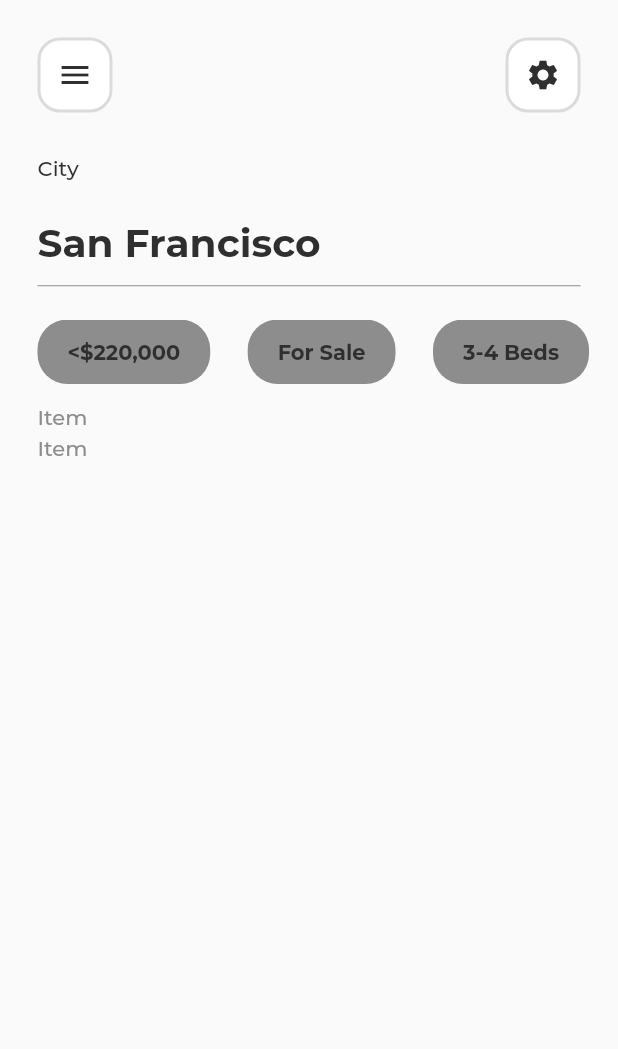
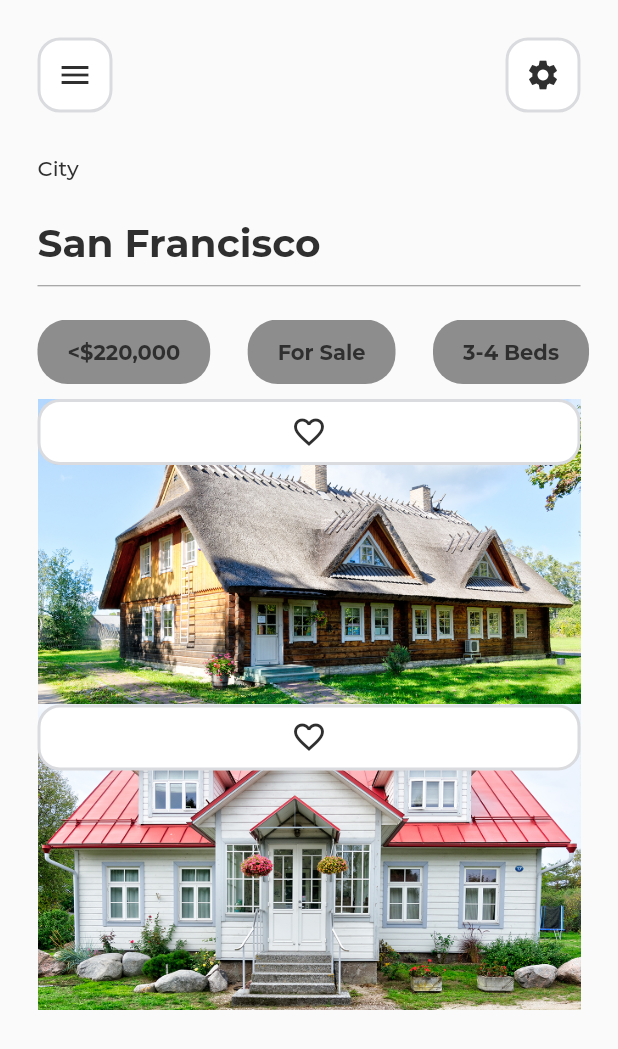
Before and after one commit to madeshv5543/first_flutter, a Flutter app: the screen it shows after launch, on a phone screen of 412 x 824 dp. Shown: the top 1049 px of the screen. Run offline on Flutter 3.47's test engine with Material 2 defaults, Android fonts, the phone set to English and light mode, and no system bars.

```diff
--- a/lib/screens/LandingPage.dart
+++ b/lib/screens/LandingPage.dart
@@ -59,7 +59,7 @@ class LandingPage extends StatelessWidget {
                   child: ListView.builder(
                     itemCount: RE_DATA.length,
                     itemBuilder: (context, index) {
-                      return Text("Item");
+                      return RealEstateItem(itemData: RE_DATA[index]);
                     },
                   ),
                 ),
```
Also changed, not shown: 1 other file.
